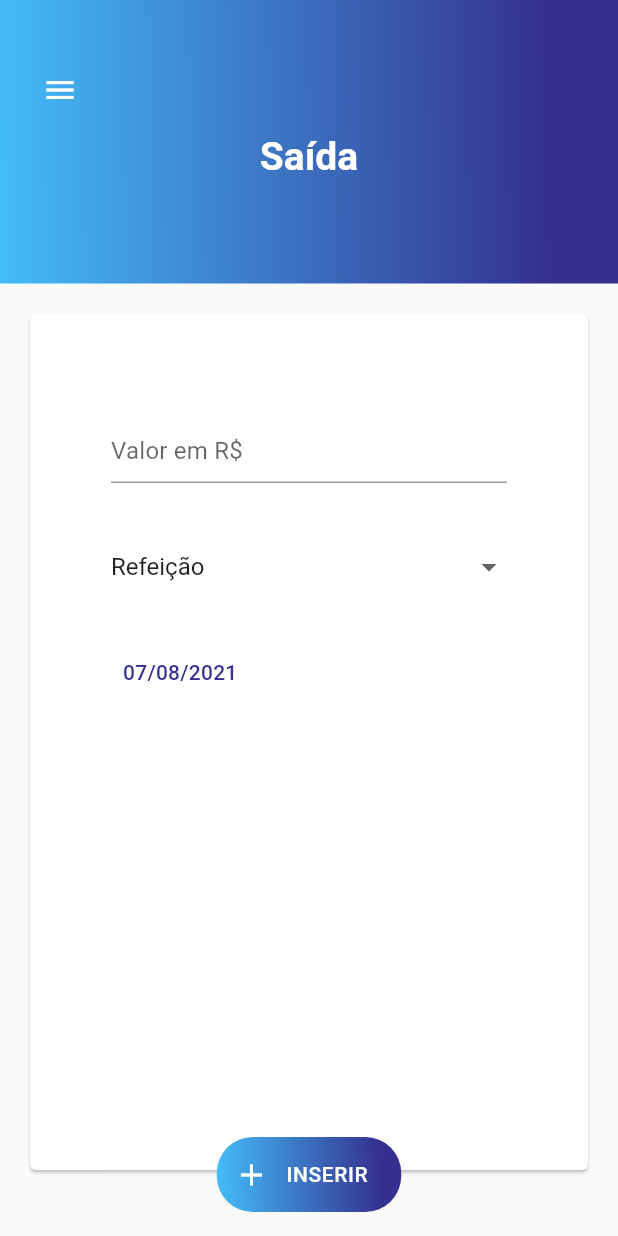
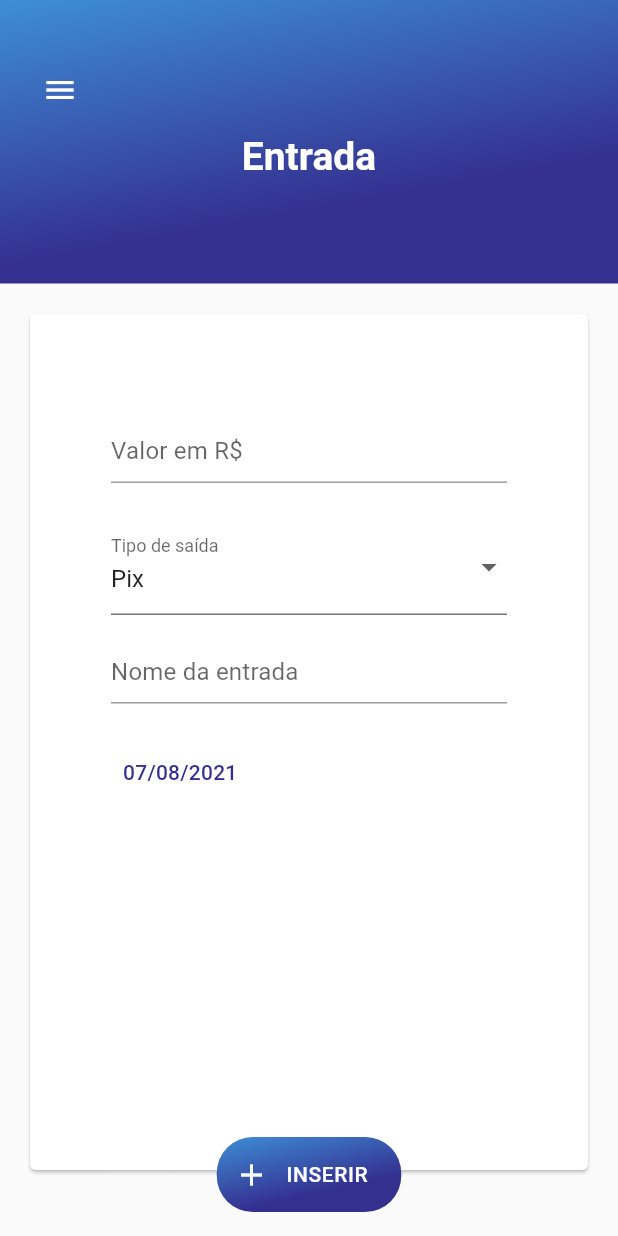
Before and after one commit to adensoares/raroacademy-budget, a Flutter app: the screen it shows after launch, on a phone screen of 412 x 824 dp. Run offline on Flutter 3.47's test engine with Material 2 defaults, Android fonts, the phone set to English and light mode, and no system bars; our stand-ins replace mask_text_input_formatter; missing offline and left inert: animated_card, validatorless, wc_form_validators; project files that could hold a hidden picture were left out.

Commit message:
Criado página de entradas e adicionado icone do Pix

```diff
--- a/lib/src/app.dart
+++ b/lib/src/app.dart
@@ -1,6 +1,7 @@
 import 'package:budget/src/modules/expenses/expenses_page.dart';
 import 'package:budget/src/modules/home/drawerSignUp/drawer_signup.dart';
 import 'package:budget/src/modules/home/home_page.dart';
+import 'package:budget/src/modules/incomes/incomes_page.dart';
 import 'package:budget/src/modules/login/login_page.dart';
 import 'package:budget/src/modules/signup/signup_page.dart';
 import 'package:budget/src/modules/splash/splash_page.dart';
@@ -15,7 +16,7 @@ class App extends StatelessWidget {
       theme: ThemeData(
         primarySwatch: AppColors.customMaterialPurple,
       ),
-      home: ExpensesPage(),
+      home: IncomesPage(),
     );
   }
 }
--- /dev/null
+++ b/lib/src/modules/incomes/incomes_page.dart
@@ -0,0 +1,183 @@
+import 'package:budget/src/shared/constants/dropdown_incomes_type.dart';
+import 'package:budget/src/shared/constants/shared_constants.dart';
+import 'package:budget/src/shared/widgets/shared_widgets.dart';
+import 'package:intl/intl.dart';
+import 'package:flutter/material.dart';
+
+class IncomesPage extends StatefulWidget {
+  const IncomesPage({Key? key}) : super(key: key);
+
+  @override
+  _IncomesPageState createState() => _IncomesPageState();
+}
+
+class _IncomesPageState extends State<IncomesPage> {
+  DateTime date = DateTime.now();
+  String? formattedDate;
+
+  Future<Null> selectTimePicker(BuildContext context) async {
+    final DateTime? picked = await showDatePicker(
+        context: context,
+        initialDate: date,
+        firstDate: DateTime(1940),
+        lastDate: DateTime(2099));
+
+    if (picked != null && picked != date) {
+      setState(() {
+        date = picked;
+        formattedDate = DateFormat('dd/MM/yyyy').format(date);
+
+        print(date.toString());
+      });
+    }
+  }
+
+  late DropDownIncomesType _value = DropDownIncomesType(
+    iconsWidget: IconsWidget(
+      icontype: Icons.fastfood,
+      containerColor: AppColors.yellow,
+      iconcolor: Colors.white,
+      size: 24.0,
+    ),
+    value: "Pix",
+  );
+
+  @override
+  void initState() {
+    formattedDate = DateFormat('dd/MM/yyyy').format(date);
+
+    _value = list[0];
+    super.initState();
+  }
+
+  @override
+  Widget build(BuildContext context) {
+    return Scaffold(
+      appBar: SimpleAppbar(
+        title: "Entrada",
+        gradient: AppColors.headerButtonGradient,
+        expanded: true,
+      ),
+      drawer: Drawer(),
+      body: Padding(
+        padding: const EdgeInsets.only(
+          bottom: 40.0,
+          left: 16.0,
+          right: 16.0,
+          top: 16.0,
+        ),
+        child: Container(
+          height: MediaQuery.of(context).size.height,
+          width: MediaQuery.of(context).size.width,
+          child: Card(
+            child: Padding(
+              padding: const EdgeInsets.all(54.0),
+              child: SingleChildScrollView(
+                child: Column(
+                  crossAxisAlignment: CrossAxisAlignment.start,
+                  children: [
+                    CustomTextFormField(
+                      obscureText: false,
+                      labelText: "Valor em R\$",
+                      keyboardType: TextInputType.number,
+                    ),
+                    SizedBox(
+                      height: 24.0,
+                    ),
+                    Container(
+                      width: MediaQuery.of(context).size.width,
+                      child: DropdownButtonFormField(
+                        decoration: InputDecoration(
+                          enabledBorder: UnderlineInputBorder(
+                            borderSide: BorderSide(color: AppColors.gray),
+                          ),
+                          labelText: 'Tipo de saída',
+                        ),
+                        isExpanded: true,
+                        onChanged: (value) {
+                          setState(() {
+                            _value = value as DropDownIncomesType;
+                          });
+                        },
+                        value: _value,
+                        selectedItemBuilder: (BuildContext context) {
+                          return list.map<Widget>((DropDownIncomesType item) {
+                            return Row(
+                              children: [
+                                Text(_value.value),
+                              ],
+                            );
+                          }).toList();
+                        },
+                        items: list
+                            .map(
+                              (e) => DropdownMenuItem(
+                                value: e,
+                                child: Row(
+                                  children: [
+                                    IconsWidget(
+                                      icontype: e.iconsWidget.icontype,
+                                      size: e.iconsWidget.size,
+                                      containerColor:
+                                          e.iconsWidget.containerColor,
+                                      iconcolor: e.iconsWidget.iconcolor,
+                                    ),
+                                    Padding(
+                                      padding: const EdgeInsets.only(left: 8.0),
+                                      child: Text(
+                                        e.value,
+                                        style: AppTextStyles.black16w400Roboto,
+                                      ),
+                                    )
+                                  ],
+                                ),
+                              ),
+                            )
+                            .toList(),
+                      ),
+                    ),
+                    CustomTextFormField(
+                      obscureText: false,
+                      labelText: "Nome da entrada",
+                    ),
+                    Padding(
+                      padding: const EdgeInsets.only(
+                        top: 38.0,
+                        left: 8.0,
+                      ),
+                      child: InkWell(
+                        onTap: () {
+                          selectTimePicker(context);
+                        },
+                        child: Text(
+                          formattedDate.toString(),
+                          style: AppTextStyles.purple14w500Roboto,
+                        ),
+                      ),
+                    ),
+                  ],
+                ),
+              ),
+            ),
+          ),
+        ),
+      ),
+      floatingActionButton: ButtonWidget(
+          borderRadius: 24,
+          height: 50,
+          width: 123,
+          child: Text(
+            "INSERIR",
+            style: AppTextStyles.white14w500Roboto,
+          ),
+          prefixIcon: Icon(
+            Icons.add,
+            color: Colors.white,
+          ),
+          gradient: AppColors.headerButtonGradient,
+          onTap: () {}),
+      floatingActionButtonLocation: FloatingActionButtonLocation.centerFloat,
+      // resizeToAvoidBottomInset: false,
+    );
+  }
+}
--- a/lib/src/shared/constants/app_colors.dart
+++ b/lib/src/shared/constants/app_colors.dart
@@ -39,4 +39,18 @@ class AppColors {
       begin: Alignment.topLeft,
       end: Alignment(0.8, 0.0),
       transform: GradientRotation(345 * pi / 180));
+
+  static const headerButtonGradient = LinearGradient(
+    colors: [
+      cyan,
+      purple,
+    ],
+    begin: Alignment.topLeft,
+    end: Alignment.bottomRight,
+    stops: [
+      0.0,
+      0.6,
+    ],
+    transform: GradientRotation((-305 * pi) / 180),
+  );
 }
--- /dev/null
+++ b/lib/src/shared/constants/dropdown_incomes_type.dart
@@ -0,0 +1,62 @@
+import 'package:budget/src/shared/constants/pix_icons.dart';
+import 'package:budget/src/shared/constants/shared_constants.dart';
+import 'package:budget/src/shared/widgets/shared_widgets.dart';
+import 'package:flutter/material.dart';
+
+final List<DropDownIncomesType> list = [
+  DropDownIncomesType(
+    iconsWidget: IconsWidget(
+      icontype: Pix.pix,
+      containerColor: AppColors.purple,
+      iconcolor: Colors.white,
+      size: 24.0,
+    ),
+    value: "Pix",
+  ),
+  DropDownIncomesType(
+    iconsWidget: IconsWidget(
+      icontype: Icons.attach_money,
+      containerColor: AppColors.purple,
+      iconcolor: Colors.white,
+      size: 24.0,
+    ),
+    value: "Dinheiro",
+  ),
+  DropDownIncomesType(
+    iconsWidget: IconsWidget(
+      icontype: Icons.compare_arrows,
+      containerColor: AppColors.purple,
+      iconcolor: Colors.white,
+      size: 24.0,
+    ),
+    value: "Doc",
+  ),
+  DropDownIncomesType(
+    iconsWidget: IconsWidget(
+      icontype: Icons.compare_arrows,
+      containerColor: AppColors.purple,
+      iconcolor: Colors.white,
+      size: 24.0,
+    ),
+    value: "Ted",
+  ),
+  DropDownIncomesType(
+    iconsWidget: IconsWidget(
+      icontype: Icons.qr_code_scanner,
+      containerColor: AppColors.purple,
+      iconcolor: Colors.white,
+      size: 24.0,
+    ),
+    value: "Boleto",
+  ),
+];
+
+class DropDownIncomesType {
+  final IconsWidget iconsWidget;
+  final String value;
+
+  DropDownIncomesType({
+    required this.iconsWidget,
+    required this.value,
+  });
+}
--- /dev/null
+++ b/lib/src/shared/constants/pix_icons.dart
@@ -0,0 +1,25 @@
+/// Flutter icons Pix
+/// Copyright (C) 2021 by original authors @ fluttericon.com, fontello.com
+/// This font was generated by FlutterIcon.com, which is derived from Fontello.
+///
+/// To use this font, place it in your fonts/ directory and include the
+/// following in your pubspec.yaml
+///
+/// flutter:
+///   fonts:
+///    - family:  Pix
+///      fonts:
+///       - asset: fonts/Pix.ttf
+///
+///
+///
+import 'package:flutter/widgets.dart';
+
+class Pix {
+  Pix._();
+
+  static const _kFontFam = 'Pix';
+  static const String? _kFontPkg = null;
+
+  static const IconData pix = IconData(0xe800, fontFamily: _kFontFam, fontPackage: _kFontPkg);
+}
--- a/lib/src/shared/widgets/icons_widget.dart
+++ b/lib/src/shared/widgets/icons_widget.dart
@@ -7,7 +7,7 @@ class IconsWidget extends StatelessWidget {
     this.iconcolor,
     this.gradient,
     required this.size,
-    required this.containerColor,
+    this.containerColor,
   }) : super(key: key);
 
   final IconData? icontype;
--- a/pubspec.yaml
+++ b/pubspec.yaml
@@ -73,6 +73,10 @@ flutter:
       fonts:
         - asset: assets/fonts/Montserrat/Montserrat-Bold.ttf
         - asset: assets/fonts/Montserrat/Montserrat-Regular.ttf
+
+    - family:  Pix
+      fonts:
+        - asset: assets/fonts/Pix.ttf
   #   - family: Trajan Pro
   #     fonts:
   #       - asset: fonts/TrajanPro.ttf
```
Also changed, not shown: lib/src/shared/widgets/appbar/custom_appbar_widget.dart (+26 -25 lines), assets/fonts/Pix.ttf (added), assets/images/pix.svg (added).
